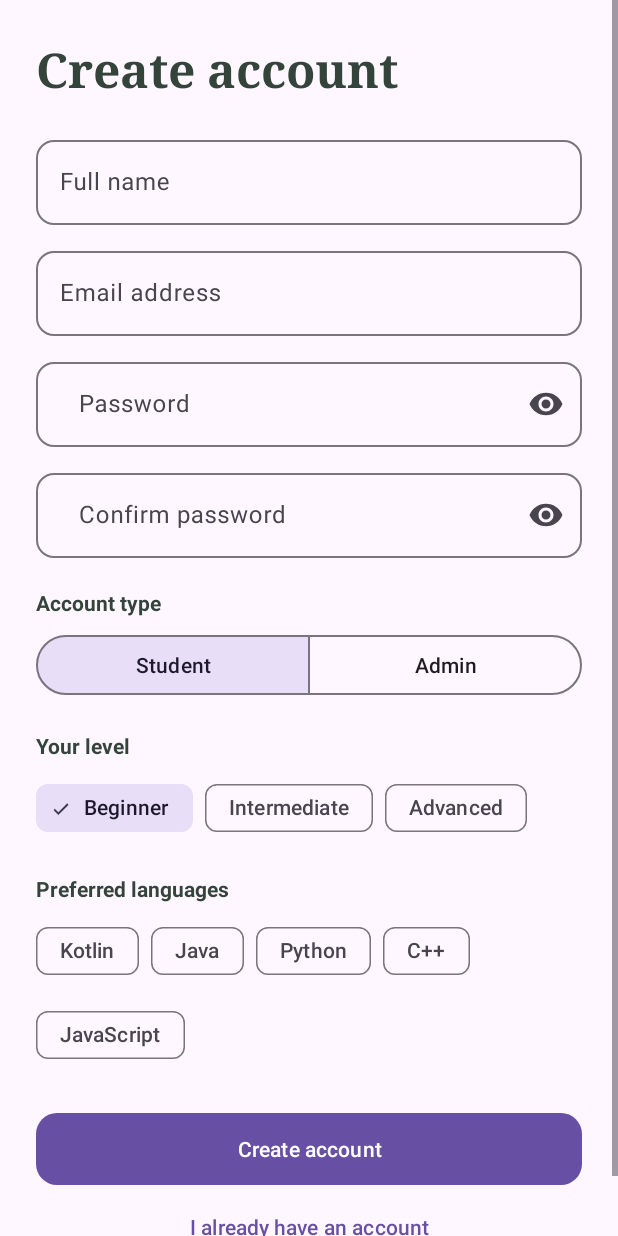
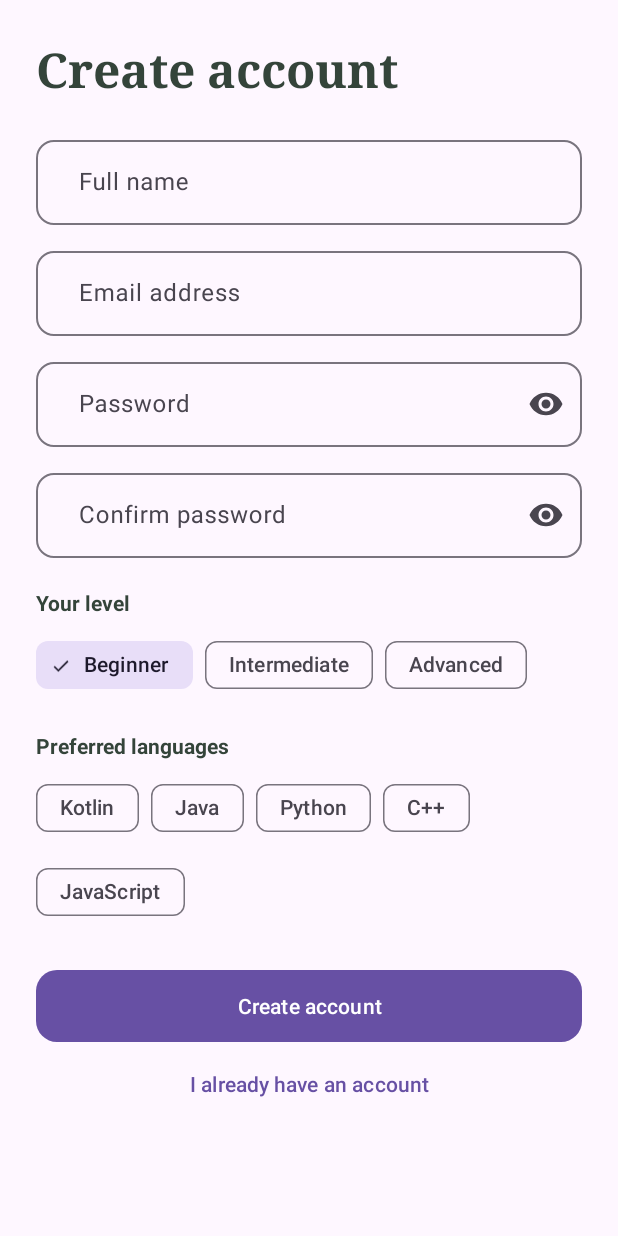
Before and after one commit to yasmienalaa/Mobile-Project, an Android app: the screen it shows after launch (MainActivity), after a tap on "Create an account", on a phone screen of 412 x 824 dp. Run offline under Robolectric (Android 15) with nearby library versions, the phone set to English and light mode, and no system bars; our stand-ins replace Room's generated code; 2 other taps on this screen came first.

Commit message:
wip: single admin account and sign up students only

```diff
--- a/app/src/main/java/com/example/e_learning/auth/AuthModels.kt
+++ b/app/src/main/java/com/example/e_learning/auth/AuthModels.kt
@@ -14,6 +14,12 @@ object Level {
     const val ADVANCED = "ADVANCED"
 }
 
+object AdminAccount {
+    const val NAME = "Administrator"
+    const val EMAIL = "admin@elearning.com"
+    const val PASSWORD = "Admin@123"
+}
+
 sealed interface AuthState {
     data object Idle : AuthState
     data object Loading : AuthState
--- a/app/src/main/java/com/example/e_learning/auth/AuthViewModel.kt
+++ b/app/src/main/java/com/example/e_learning/auth/AuthViewModel.kt
@@ -18,13 +18,16 @@ class AuthViewModel(app: Application) : AndroidViewModel(app) {
     private val _state = MutableLiveData<AuthState>(AuthState.Idle)
     val state: LiveData<AuthState> = _state
 
+    init {
+        viewModelScope.launch { repo.ensureAdminExists() }
+    }
+
     fun login(email: String, password: String) = authenticate { repo.login(email, password) }
 
     fun signUp(
         fullName: String, email: String, password: String,
-        role: String, level: String, languages: List<String>
-    ) = authenticate { repo.register(fullName, email, password, role, level, languages) }
-
+        level: String, languages: List<String>
+    ) = authenticate { repo.register(fullName, email, password, level, languages) }
     private fun authenticate(action: suspend () -> Result<UserEntity>) {
         viewModelScope.launch {
             _state.value = AuthState.Loading
--- a/app/src/main/java/com/example/e_learning/auth/EditProfileFragment.kt
+++ b/app/src/main/java/com/example/e_learning/auth/EditProfileFragment.kt
@@ -25,7 +25,7 @@ class EditProfileFragment : Fragment(R.layout.fragment_edit_profile) {
 
     override fun onViewCreated(view: View, savedInstanceState: Bundle?) {
         _binding = FragmentEditProfileBinding.bind(view)
-        val fields = ProfileFields(binding.profileFields).also { it.hideRoleSection() }
+        val fields = ProfileFields(binding.profileFields)
 
         vm.observeCurrentUser().observe(viewLifecycleOwner) { user ->
             currentUser = user ?: return@observe
--- a/app/src/main/java/com/example/e_learning/auth/SignUpFragment.kt
+++ b/app/src/main/java/com/example/e_learning/auth/SignUpFragment.kt
@@ -31,7 +31,6 @@ class SignUpFragment : Fragment(R.layout.fragment_sign_up) {
                     fullName = binding.etName.text.toString(),
                     email = binding.etEmail.text.toString(),
                     password = binding.etPassword.text.toString(),
-                    role = fields.role,
                     level = fields.level,
                     languages = fields.languages
                 )
--- a/app/src/main/java/com/example/e_learning/auth/UserRepository.kt
+++ b/app/src/main/java/com/example/e_learning/auth/UserRepository.kt
@@ -4,18 +4,20 @@ import android.database.sqlite.SQLiteConstraintException
 import com.example.myapplication.dao.UserDao
 import com.example.myapplication.entities.UserEntity
 import kotlinx.coroutines.flow.Flow
+import kotlinx.coroutines.Dispatchers
+import kotlinx.coroutines.withContext
 
 class UserRepository(private val dao: UserDao) {
 
     suspend fun register(
         fullName: String, email: String, password: String,
-        role: String, level: String, languages: List<String>
+        level: String, languages: List<String>
     ): Result<UserEntity> {
         val user = UserEntity(
             fullName = fullName.trim(),
             email = email.trim().lowercase(),
             passwordHash = PasswordHasher.hash(password),
-            role = role,
+            role = Role.STUDENT,
             level = level,
             preferredLanguages = languages.toLanguagesJson()
         )
@@ -34,6 +36,24 @@ class UserRepository(private val dao: UserDao) {
             Result.failure(Exception("Invalid email or password"))
     }
 
+    suspend fun ensureAdminExists() {
+        if (dao.findByEmail(AdminAccount.EMAIL) != null) return
+        val hash = withContext(Dispatchers.Default) { PasswordHasher.hash(AdminAccount.PASSWORD) }
+        try {
+            dao.insert(
+                UserEntity(
+                    fullName = AdminAccount.NAME,
+                    email = AdminAccount.EMAIL,
+                    passwordHash = hash,
+                    role = Role.ADMIN,
+                    level = Level.ADVANCED
+                )
+            )
+        } catch (e: SQLiteConstraintException) {
+            // Admin was created by another call, nothing to do
+        }
+    }
+
     fun observeUser(id: Long): Flow<UserEntity?> = dao.observeById(id)
 
     suspend fun updateProfile(user: UserEntity) = dao.update(user)
--- a/app/src/main/res/layout/layout_profile_fields.xml
+++ b/app/src/main/res/layout/layout_profile_fields.xml
@@ -4,47 +4,6 @@
     android:layout_width="match_parent"
     android:layout_height="wrap_content"
     android:orientation="vertical">
-
-    <LinearLayout
-        android:id="@+id/roleSection"
-        android:layout_width="match_parent"
-        android:layout_height="wrap_content"
-        android:orientation="vertical">
-
-        <TextView
-            android:layout_width="wrap_content"
-            android:layout_height="wrap_content"
-            android:layout_marginTop="20dp"
-            android:layout_marginBottom="8dp"
-            android:text="Account type"
-            android:textColor="@color/sage_text"
-            android:textStyle="bold" />
-
-        <com.google.android.material.button.MaterialButtonToggleGroup
-            android:id="@+id/toggleRole"
-            android:layout_width="match_parent"
-            android:layout_height="wrap_content"
-            app:checkedButton="@id/btnStudent"
-            app:selectionRequired="true"
-            app:singleSelection="true">
-
-            <com.google.android.material.button.MaterialButton
-                android:id="@+id/btnStudent"
-                style="?attr/materialButtonOutlinedStyle"
-                android:layout_width="0dp"
-                android:layout_height="wrap_content"
-                android:layout_weight="1"
-                android:text="Student" />
-
-            <com.google.android.material.button.MaterialButton
-                android:id="@+id/btnAdmin"
-                style="?attr/materialButtonOutlinedStyle"
-                android:layout_width="0dp"
-                android:layout_height="wrap_content"
-                android:layout_weight="1"
-                android:text="Admin" />
-        </com.google.android.material.button.MaterialButtonToggleGroup>
-    </LinearLayout>
 
     <TextView
         android:layout_width="wrap_content"
```
Also changed, not shown: app/src/main/java/com/example/e_learning/auth/ProfileFields.kt (+0 -11 lines).
